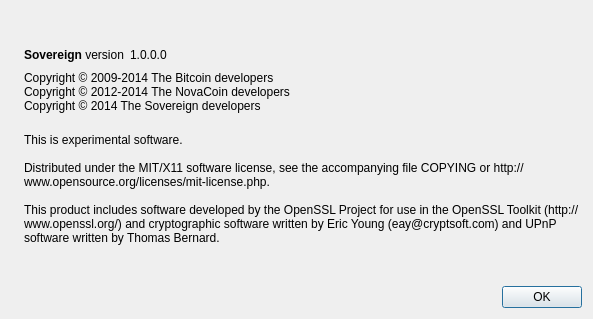
Old version of the form src/qt/forms/aboutdialog.ui in the repository raskul/SOV.
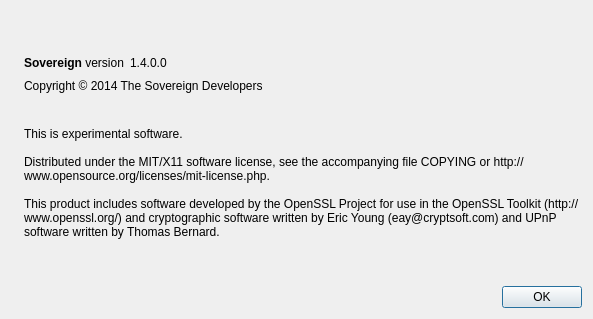
New version of the form. Icons and pictures are not drawn.

Commit message:
Sovereign Cryptocurrency
British COIN

The edit to the form file:
```diff
--- a/src/qt/forms/aboutdialog.ui
+++ b/src/qt/forms/aboutdialog.ui
@@ -50,7 +50,7 @@
           <cursorShape>IBeamCursor</cursorShape>
          </property>
          <property name="text">
-          <string>&lt;b&gt;Sovereign&lt;/b&gt; version</string>
+          <string>&lt;html&gt;&lt;head/&gt;&lt;body&gt;&lt;p&gt;&lt;span style=&quot; font-weight:600;&quot;&gt;Sovereign&lt;/span&gt; version&lt;/p&gt;&lt;/body&gt;&lt;/html&gt;</string>
          </property>
          <property name="textInteractionFlags">
           <set>Qt::LinksAccessibleByMouse|Qt::TextSelectableByKeyboard|Qt::TextSelectableByMouse</set>
@@ -63,7 +63,7 @@
           <cursorShape>IBeamCursor</cursorShape>
          </property>
          <property name="text">
-          <string notr="true">1.0.0.0</string>
+          <string notr="true">1.4.0.0</string>
          </property>
          <property name="textInteractionFlags">
           <set>Qt::LinksAccessibleByMouse|Qt::TextSelectableByKeyboard|Qt::TextSelectableByMouse</set>
@@ -91,9 +91,8 @@
         <cursorShape>IBeamCursor</cursorShape>
        </property>
        <property name="text">
-        <string>Copyright © 2009-2014 The Bitcoin developers
-Copyright © 2012-2014 The NovaCoin developers
-Copyright © 2014 The Sovereign developers</string>
+        <string>Copyright © 2014 The Sovereign Developers
+</string>
        </property>
        <property name="textInteractionFlags">
         <set>Qt::LinksAccessibleByMouse|Qt::TextSelectableByKeyboard|Qt::TextSelectableByMouse</set>
```
Left out of the diff: 4 changed lines with no effect on the pictures. The commit also changes 656 other files.
